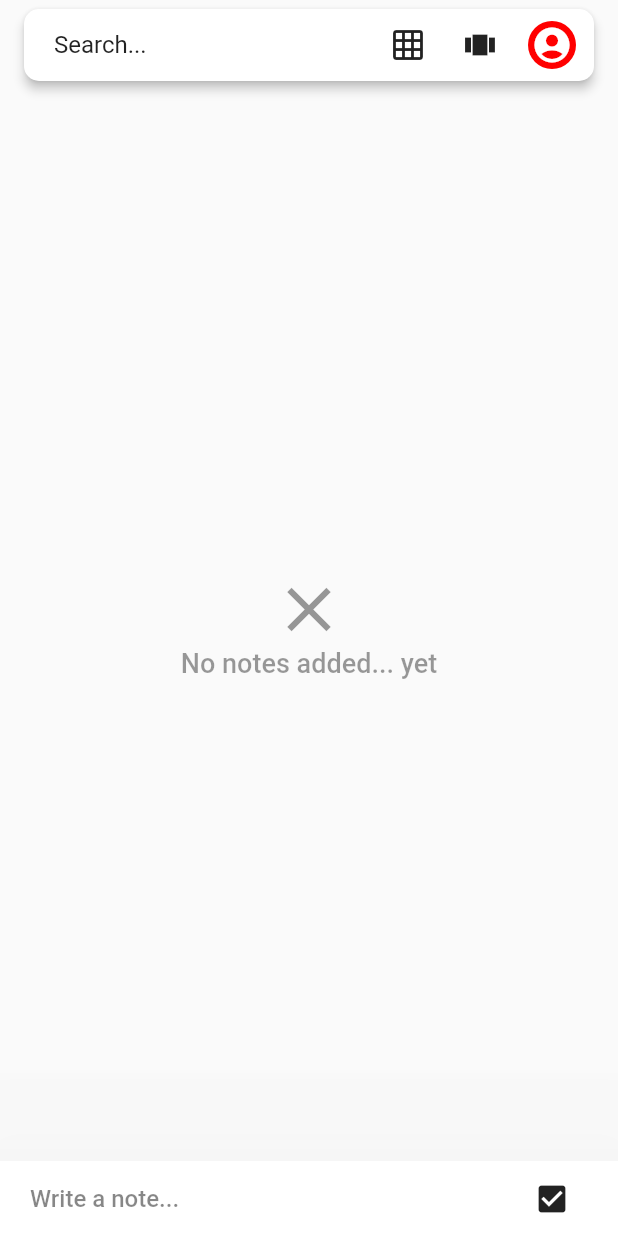
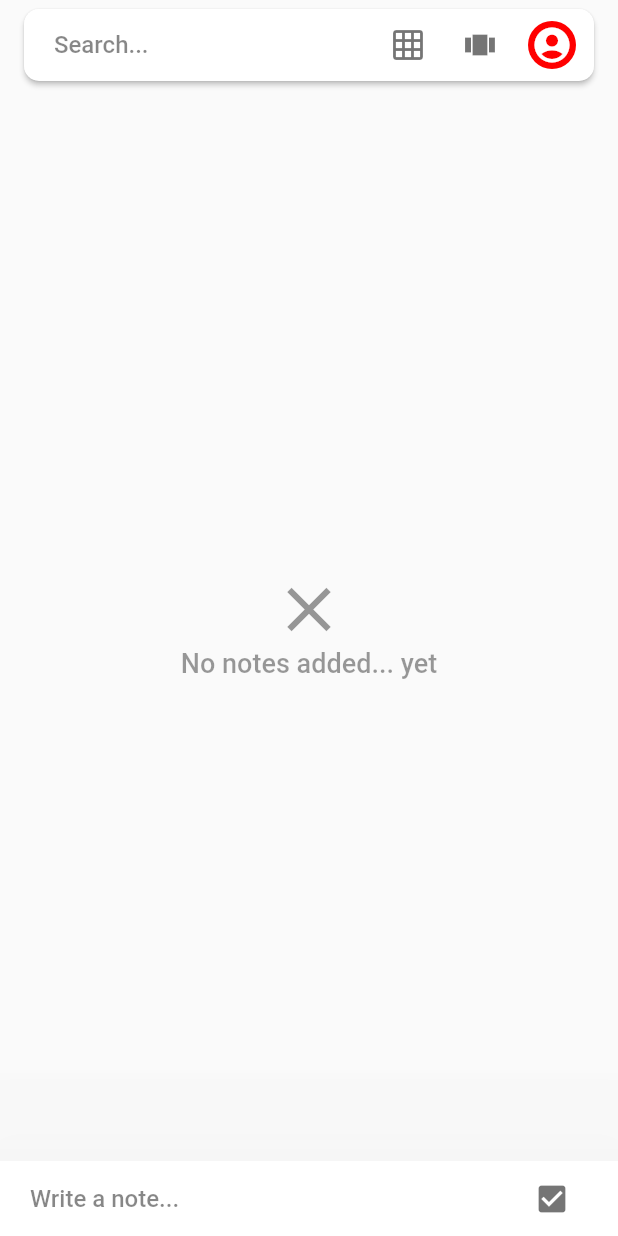
Before and after one commit to PotatoProject/Leaflet, a Flutter app: the screen it shows after launch, on a phone screen of 412 x 824 dp. Run offline on Flutter 3.47's test engine with Material 2 defaults, Android fonts, the light colour scheme and no system bars; our stand-ins replace file_picker, flutter_colorpicker, flutter_local_notifications, image_picker, package_info, permission_handler and 3 more; missing offline and left inert: back_button_interceptor, flutter_material_color_picker; accounts and stored records are empty.

Commit message:
notes: Improve general look

```diff
--- a/lib/routes/notes_main_page_route.dart
+++ b/lib/routes/notes_main_page_route.dart
@@ -155,7 +155,7 @@ class _NotesMainPageState extends State<NotesMainPageRoute> with SingleTickerPro
                 child: Center(
                   child: isSelectorVisible ?
                       Card(
-                        elevation: 3,
+                        elevation: 1.5,
                         margin: EdgeInsets.all(0),
                         shape: RoundedRectangleBorder(
                           borderRadius: BorderRadius.circular(0)
@@ -295,7 +295,6 @@ class _NotesMainPageState extends State<NotesMainPageRoute> with SingleTickerPro
                                     SnackBar(
                                       content: Text(locales.note_delete_snackbar),
                                       behavior: SnackBarBehavior.floating,
-                                      elevation: 3,
                                       action: SnackBarAction(
                                         label: locales.undo,
                                         onPressed: () async {
@@ -345,7 +344,6 @@ class _NotesMainPageState extends State<NotesMainPageRoute> with SingleTickerPro
                                     SnackBar(
                                       content: Text(locales.note_delete_snackbar),
                                       behavior: SnackBarBehavior.floating,
-                                      elevation: 3,
                                       action: SnackBarAction(
                                         label: locales.undo,
                                         onPressed: () async {
@@ -512,7 +510,7 @@ class _NotesMainPageState extends State<NotesMainPageRoute> with SingleTickerPro
                         ),
                       ) :
                       Card(
-                        elevation: 3,
+                        elevation: 1.5,
                         margin: EdgeInsets.fromLTRB(16, 4 + MediaQuery.of(context).padding.top, 16, 4),
                         shape: RoundedRectangleBorder(
                           borderRadius: BorderRadius.circular(10)
@@ -535,6 +533,9 @@ class _NotesMainPageState extends State<NotesMainPageRoute> with SingleTickerPro
                                               locales.searchNotesRoute_searchbar,
                                   style: TextStyle(
                                     fontSize: 16,
+                                    fontWeight: FontWeight.w500,
+                                    color: Theme.of(context).textTheme.title.color
+                                        .withAlpha(120)
                                   ),
                                 ),
                                 Spacer(),
@@ -1249,7 +1250,8 @@ class _NotesMainPageState extends State<NotesMainPageRoute> with SingleTickerPro
                             Icons.alarm,
                             size: 12,
                             color: noteList[index].color == null
-                                ? null
+                                ? Theme.of(context).textTheme.title.color
+                                    .withAlpha(140)
                                 : getTextColorFromNoteColor(index, false),
                           ),
                         ),
@@ -1264,7 +1266,8 @@ class _NotesMainPageState extends State<NotesMainPageRoute> with SingleTickerPro
                                 : Icons.remove_red_eye,
                             size: 12,
                             color: noteList[index].color == null
-                                ? null
+                                ? Theme.of(context).textTheme.title.color
+                                    .withAlpha(140)
                                 : getTextColorFromNoteColor(index, false),
                           ),
                         ),
@@ -1287,7 +1290,8 @@ class _NotesMainPageState extends State<NotesMainPageRoute> with SingleTickerPro
                                   style: TextStyle(
                                     fontSize: 12,
                                     color: noteList[index].color == null
-                                        ? null
+                                        ? Theme.of(context).textTheme.title.color
+                                            .withAlpha(140)
                                         : getTextColorFromNoteColor(
                                             index, false),
                                   ),
@@ -1300,7 +1304,8 @@ class _NotesMainPageState extends State<NotesMainPageRoute> with SingleTickerPro
                                       style: TextStyle(
                                         fontSize: 12,
                                         color: noteList[index].color == null
-                                            ? null
+                                            ? Theme.of(context).textTheme.title.color
+                                                .withAlpha(140)
                                             : getTextColorFromNoteColor(
                                                 index, false),
                                       ),
@@ -1341,7 +1346,8 @@ class _NotesMainPageState extends State<NotesMainPageRoute> with SingleTickerPro
                       maxLines: 4,
                       style: TextStyle(
                         color: noteList[index].color == null
-                            ? null
+                            ? Theme.of(context).textTheme.title.color
+                                .withAlpha(220)
                             : getTextColorFromNoteColor(index, false),
                         fontSize: 18.0,
                         fontWeight: FontWeight.w500,
@@ -1372,6 +1378,7 @@ class _NotesMainPageState extends State<NotesMainPageRoute> with SingleTickerPro
                             fontWeight: FontWeight.w400,
                             color: noteList[index].color == null
                                 ? Theme.of(context).textTheme.title.color
+                                    .withAlpha(180)
                                 : getTextColorFromNoteColor(index, true),
                           ),
                         ),
--- a/lib/ui/themes.dart
+++ b/lib/ui/themes.dart
@@ -18,7 +18,7 @@ class CustomThemes {
       textSelectionHandleColor: appInfo.mainColor,
       snackBarTheme: SnackBarThemeData(
         backgroundColor: Color(0xFF111111),
-        elevation: 3,
+        elevation: 1,
         actionTextColor: appInfo.mainColor,
         contentTextStyle: TextStyle(
           color: Colors.white,
@@ -30,6 +30,10 @@ class CustomThemes {
         hoverColor: appInfo.mainColor,
       ),
       buttonColor: appInfo.mainColor,
+      iconTheme: IconThemeData(
+        color: Color(0x8AFFFFFF)
+      ),
+      disabledColor: Color(0x4AFFFFFF)
     );
   }
 
@@ -40,7 +44,7 @@ class CustomThemes {
       textSelectionHandleColor: appInfo.mainColor,
       snackBarTheme: SnackBarThemeData(
         backgroundColor: Color(0xFF212121),
-        elevation: 3,
+        elevation: 1,
         actionTextColor: appInfo.mainColor,
         contentTextStyle: TextStyle(
           color: Colors.white,
@@ -59,6 +63,10 @@ class CustomThemes {
       dialogBackgroundColor: Color(0xFF212121),
       bottomAppBarColor: Color(0xFF212121),
       canvasColor: Color(0xFF212121),
+      iconTheme: IconThemeData(
+        color: Color(0x8AFFFFFF)
+      ),
+      disabledColor: Color(0x4AFFFFFF)
     );
   }
 
@@ -71,7 +79,7 @@ class CustomThemes {
       textSelectionHandleColor: appInfo.mainColor,
       snackBarTheme: SnackBarThemeData(
         backgroundColor: ThemeData.light().cardColor,
-        elevation: 3,
+        elevation: 1,
         actionTextColor: appInfo.mainColor,
         contentTextStyle: TextStyle(
           color: Colors.black,
@@ -87,6 +95,10 @@ class CustomThemes {
       buttonColor: appInfo.mainColor,
       primaryColor: appInfo.mainColor,
       backgroundColor: appInfo.mainColor,
+      iconTheme: IconThemeData(
+        color: Color(0x8A000000)
+      ),
+      disabledColor: Color(0x4A000000)
     );
   }
 
```
